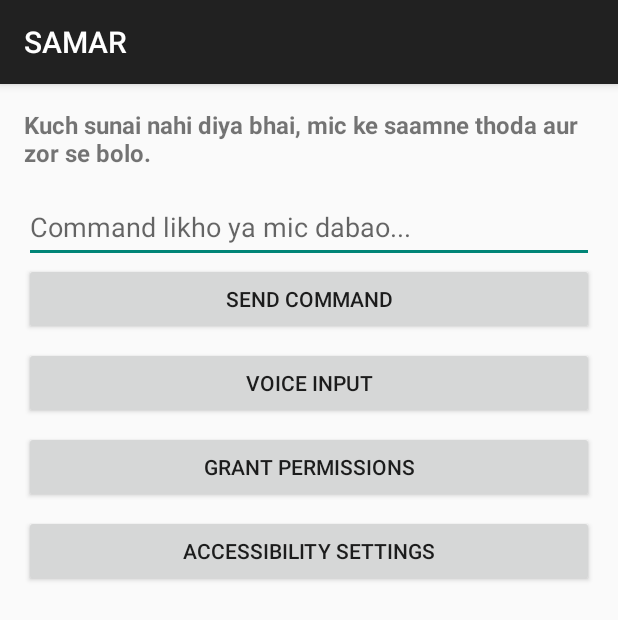
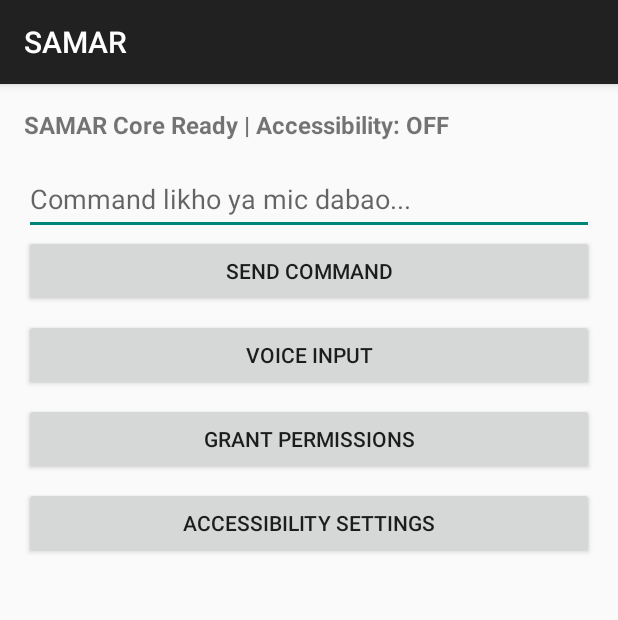
Before and after one commit to chaturvedikrishna472-ai/SAMAR2, an Android app: the screen it shows after launch (MainActivity), after a tap on "VOICE INPUT", on a phone screen of 412 x 824 dp. Shown: the top 620 px of the screen. Run offline under Robolectric (Android 15) with nearby library versions, the phone set to English and light mode, and no system bars; 4 statements that could not run were skipped; 1 other tap on this screen came first.

Commit message:
Refactor MainActivity for voice command handling

```diff
--- a/app/src/main/java/com/samar/assistant/MainActivity.kt
+++ b/app/src/main/java/com/samar/assistant/MainActivity.kt
@@ -1,5 +1,7 @@
 package com.samar.assistant
 
+import android.Manifest
+import android.app.Activity
 import android.content.Intent
 import android.os.Bundle
 import android.speech.RecognizerIntent
@@ -9,34 +11,32 @@ import android.widget.EditText
 import android.widget.TextView
 import androidx.activity.result.contract.ActivityResultContracts
 import androidx.appcompat.app.AppCompatActivity
+import androidx.core.app.ActivityCompat
 import java.util.Locale
 
 class MainActivity : AppCompatActivity(), TextToSpeech.OnInitListener {
 
     private lateinit var tvStatus: TextView
+    private lateinit var tvLog: TextView
     private lateinit var etCommand: EditText
+    private lateinit var btnSend: Button
+    private lateinit var btnVoice: Button
+    private lateinit var btnAccessibility: Button
+
     private var tts: TextToSpeech? = null
-    private var isTtsReady = false
+    private var isTtsReady: Boolean = false
 
-    private val requestPermissionsLauncher = registerForActivityResult(
-        ActivityResultContracts.RequestMultiplePermissions()
-    ) { results ->
-        val grantedCount = results.values.count { it }
-        updateStatus("Permissions updated ($grantedCount/${results.size} granted).")
-    }
-
-    private val voiceInputLauncher = registerForActivityResult(
+    private val voiceLauncher = registerForActivityResult(
         ActivityResultContracts.StartActivityForResult()
     ) { result ->
-        if (result.resultCode == RESULT_OK) {
-            val spokenText = result.data
-                ?.getStringArrayListExtra(RecognizerIntent.EXTRA_RESULTS)
-                ?.firstOrNull()
-                .orEmpty()
-            if (spokenText.isNotBlank()) {
-                etCommand.setText(spokenText)
-                val reply = SamarCore.handleCommand(this, spokenText)
-                updateStatus(reply)
+        if (result.resultCode == Activity.RESULT_OK) {
+            val matches = result.data?.getStringArrayListExtra(RecognizerIntent.EXTRA_RESULTS)
+            val spoken = matches?.firstOrNull()?.trim().orEmpty()
+            if (spoken.isNotEmpty()) {
+                appendLogAndSpeak("You", spoken, speakText = false)
+                dispatchUserCommand(spoken)
+            } else {
+                appendLogAndSpeak("SAMAR", "Aawaz clear nahi aayi bhai, phir se try karo.")
             }
         }
     }
@@ -45,79 +45,120 @@ class MainActivity : AppCompatActivity(), TextToSpeech.OnInitListener {
         super.onCreate(savedInstanceState)
         setContentView(R.layout.activity_main)
 
+        tvStatus = findViewById(R.id.tvStatus)
+        tvLog = findViewById(R.id.tvLog)
+        etCommand = findViewById(R.id.etCommand)
+        btnSend = findViewById(R.id.btnSend)
+        btnVoice = findViewById(R.id.btnVoice)
+        btnAccessibility = findViewById(R.id.btnAccessibility)
+
         tts = TextToSpeech(this, this)
 
-        tvStatus = findViewById(R.id.tvStatus)
-        etCommand = findViewById(R.id.etCommand)
+        ActivityCompat.requestPermissions(
+            this,
+            SamarCore.requiredRuntimePermissions.toTypedArray(),
+            101
+        )
 
-        findViewById<Button>(R.id.btnPermissions).setOnClickListener {
-            requestPermissionsLauncher.launch(SamarCore.requiredRuntimePermissions.toTypedArray())
+        btnSend.setOnClickListener {
+            val text = etCommand.text?.toString()?.trim().orEmpty()
+            if (text.isNotEmpty()) {
+                etCommand.setText("")
+                appendLogAndSpeak("You", text, speakText = false)
+                dispatchUserCommand(text)
+            }
         }
 
-        findViewById<Button>(R.id.btnAccessibility).setOnClickListener {
+        btnVoice.setOnClickListener {
+            launchVoiceInput()
+        }
+
+        btnAccessibility.setOnClickListener {
             SamarCore.openAccessibilitySettings(this)
         }
 
-        findViewById<Button>(R.id.btnVoice).setOnClickListener {
-            startVoiceRecognition()
-        }
-
-        findViewById<Button>(R.id.btnSend).setOnClickListener {
-            val text = etCommand.text.toString()
-            val reply = SamarCore.handleCommand(this, text)
-            updateStatus(reply)
-        }
-
-        refreshStatus(speak = false)
-    }
-
-    override fun onInit(status: Int) {
-        if (status == TextToSpeech.SUCCESS) {
-            val langResult = tts?.setLanguage(Locale("hi", "IN"))
-            if (langResult == TextToSpeech.LANG_MISSING_DATA || langResult == TextToSpeech.LANG_NOT_SUPPORTED) {
-                tts?.language = Locale.getDefault()
-            }
-            isTtsReady = true
-        }
+        refreshStatusBanner()
+        appendLog("SAMAR", "SAMAR initializing...")
     }
 
     override fun onResume() {
         super.onResume()
-        refreshStatus(speak = false)
+        refreshStatusBanner()
     }
 
-    override fun onDestroy() {
-        tts?.stop()
-        tts?.shutdown()
-        tts = null
-        super.onDestroy()
+    override fun onInit(status: Int) {
+        isTtsReady = status == TextToSpeech.SUCCESS
+        if (isTtsReady) {
+            val langResult = tts?.setLanguage(Locale("hi", "IN"))
+            if (langResult == TextToSpeech.LANG_MISSING_DATA || langResult == TextToSpeech.LANG_NOT_SUPPORTED) {
+                tts?.language = Locale.US
+            }
+            speak("SAMAR online. Bol boss, aaj kiski shaamat aayi hai?")
+        }
     }
 
-    private fun startVoiceRecognition() {
+    private fun refreshStatusBanner() {
+        val accState = if (SamarCore.isAccessibilityEnabled()) "ON" else "OFF"
+        tvStatus.text = "SAMAR Core Ready | Accessibility: $accState"
+    }
+
+    private fun launchVoiceInput() {
         val intent = Intent(RecognizerIntent.ACTION_RECOGNIZE_SPEECH).apply {
             putExtra(
                 RecognizerIntent.EXTRA_LANGUAGE_MODEL,
                 RecognizerIntent.LANGUAGE_MODEL_FREE_FORM
             )
             putExtra(RecognizerIntent.EXTRA_LANGUAGE, Locale.getDefault())
-            putExtra(RecognizerIntent.EXTRA_PROMPT, "Bolo SAMAR ko...")
+            putExtra(RecognizerIntent.EXTRA_PROMPT, "SAMAR sun raha hai...")
         }
         try {
-            voiceInputLauncher.launch(intent)
+            voiceLauncher.launch(intent)
         } catch (_: Exception) {
-            updateStatus("Voice recognizer available nahi hai, text command use karo.")
+            appendLogAndSpeak("SAMAR", "Device par voice recognizer available nahi hai.")
         }
     }
 
-    private fun refreshStatus(speak: Boolean) {
-        val accStatus = if (SamarCore.isAccessibilityEnabled()) "ON" else "OFF"
-        updateStatus("SAMAR ready | Accessibility: $accStatus", speak = speak)
+    private fun dispatchUserCommand(rawInput: String) {
+        val reply = SamarCore.handleCommand(
+            context = this,
+            rawCommand = rawInput,
+            onAsyncStepResult = { asyncReply ->
+                runOnUiThread {
+                    appendLogAndSpeak("SAMAR", asyncReply)
+                    refreshStatusBanner()
+                }
+            }
+        )
+        appendLogAndSpeak("SAMAR", reply)
+        refreshStatusBanner()
     }
 
-    private fun updateStatus(message: String, speak: Boolean = true) {
-        tvStatus.text = message
-        if (speak && isTtsReady && message.isNotBlank()) {
-            tts?.speak(message, TextToSpeech.QUEUE_FLUSH, null, "samar_utterance")
+    private fun appendLog(speaker: String, message: String) {
+        val current = tvLog.text?.toString().orEmpty()
+        val updated = if (current.isEmpty()) {
+            "$speaker: $message"
+        } else {
+            "$current\n\n$speaker: $message"
+        }
+        tvLog.text = updated
+    }
+
+    private fun appendLogAndSpeak(speaker: String, message: String, speakText: Boolean = true) {
+        appendLog(speaker, message)
+        if (speakText && speaker == "SAMAR") {
+            speak(message)
         }
     }
+
+    private fun speak(text: String) {
+        if (isTtsReady && text.isNotBlank()) {
+            tts?.speak(text, TextToSpeech.QUEUE_ADD, null, "samar_${System.nanoTime()}")
+        }
+    }
+
+    override fun onDestroy() {
+        tts?.stop()
+        tts?.shutdown()
+        super.onDestroy()
+    }
 }
```
